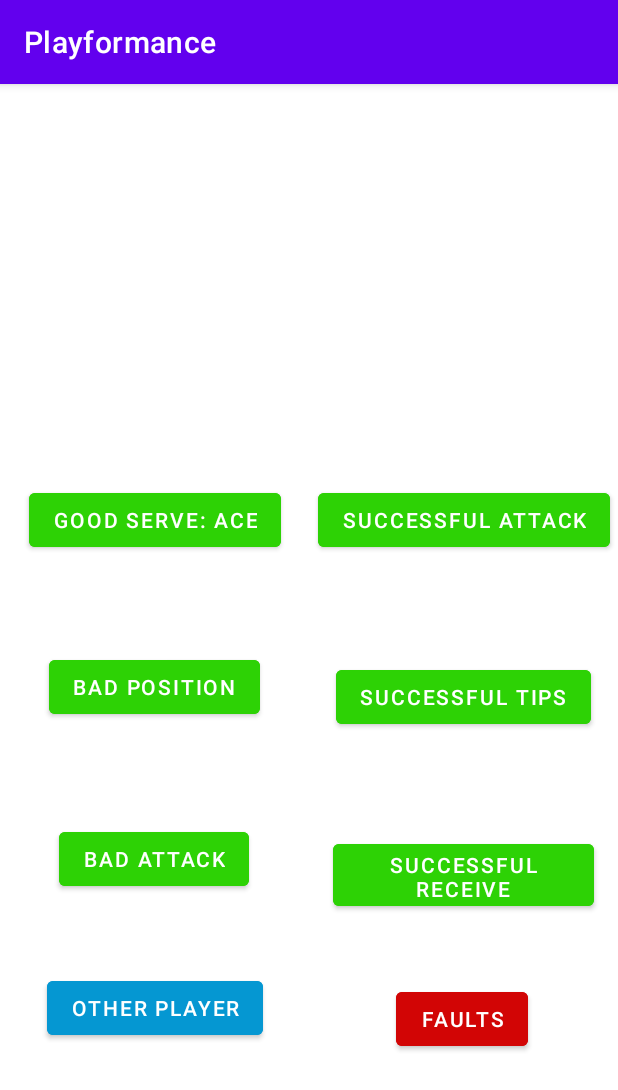
After one commit to evgmesh/playformance-android-app, an Android app: the WinsScreen screen opened directly, with no data from a screen before it, on a phone screen of 412 x 824 dp. The commit adds this screen. Shown: the top 1090 px of the screen. Run offline under Robolectric (Android 15) with nearby library versions, the phone set to English and light mode, and no system bars.

Commit message:
Added FaultsSreen, SelectionofPlayer, SelectActionforPlayer, WinsScreen, FaultsSreen
I dont know how to present Player ID ( box which is placed on the top of screen, in pptx, it is <Placeholder of a player> ) on layout

```diff
--- a/app/build.gradle
+++ b/app/build.gradle
@@ -31,7 +31,7 @@
 dependencies {
 
     implementation 'androidx.appcompat:appcompat:1.2.0'
-    implementation 'com.google.android.material:material:1.2.1'
+    implementation 'com.google.android.material:material:1.2.0-alpha02'
     implementation 'com.google.code.gson:gson:2.8.6'
     implementation 'androidx.constraintlayout:constraintlayout:2.0.4'
     testImplementation 'junit:junit:4.+'
--- a/app/src/main/AndroidManifest.xml
+++ b/app/src/main/AndroidManifest.xml
@@ -10,7 +10,11 @@
         android:roundIcon="@mipmap/ic_launcher_round"
         android:supportsRtl="true"
         android:theme="@style/Theme.Playformance">
-        <activity android:name=".DetailActivity"></activity>
+        <activity android:name=".WinsScreen"></activity>
+        <activity android:name=".FaultsSreen" />
+        <activity android:name=".ActivitySelectionForPlayer" />
+        <activity android:name=".SelectionofPlayer" />
+        <activity android:name=".DetailActivity" />
         <activity
             android:name=".SecondActivity"
             android:parentActivityName=".MainActivity" />
--- /dev/null
+++ b/app/src/main/java/fi/team7/playformance/WinsScreen.java
@@ -0,0 +1,14 @@
+package fi.team7.playformance;
+
+import androidx.appcompat.app.AppCompatActivity;
+
+import android.os.Bundle;
+
+public class WinsScreen extends AppCompatActivity {
+
+    @Override
+    protected void onCreate(Bundle savedInstanceState) {
+        super.onCreate(savedInstanceState);
+        setContentView(R.layout.activity_wins_screen);
+    }
+}
--- /dev/null
+++ b/app/src/main/res/layout/activity_wins_screen.xml
@@ -0,0 +1,137 @@
+<?xml version="1.0" encoding="utf-8"?>
+<androidx.constraintlayout.widget.ConstraintLayout xmlns:android="http://schemas.android.com/apk/res/android"
+    xmlns:app="http://schemas.android.com/apk/res-auto"
+    xmlns:tools="http://schemas.android.com/tools"
+    android:layout_width="match_parent"
+    android:layout_height="match_parent"
+    tools:context=".WinsScreen">
+
+    <androidx.constraintlayout.widget.Guideline
+        android:id="@+id/guideline16"
+        android:layout_width="wrap_content"
+        android:layout_height="wrap_content"
+        android:orientation="vertical"
+        app:layout_constraintGuide_percent="0.5"
+        app:layout_constraintGuide_begin="20dp" />
+
+    <androidx.constraintlayout.widget.Guideline
+        android:id="@+id/guideline17"
+        android:layout_width="wrap_content"
+        android:layout_height="wrap_content"
+        android:orientation="horizontal"
+        app:layout_constraintGuide_percent="0.3"
+        app:layout_constraintGuide_begin="20dp" />
+
+    <androidx.constraintlayout.widget.Guideline
+        android:id="@+id/guideline18"
+        android:layout_width="wrap_content"
+        android:layout_height="wrap_content"
+        android:orientation="horizontal"
+        app:layout_constraintGuide_percent="0.6"
+        app:layout_constraintGuide_begin="20dp" />
+
+    <androidx.constraintlayout.widget.Guideline
+        android:id="@+id/guideline19"
+        android:layout_width="wrap_content"
+        android:layout_height="wrap_content"
+        android:orientation="horizontal"
+        app:layout_constraintGuide_percent="0.9"
+        app:layout_constraintGuide_begin="20dp" />
+
+    <Button
+        android:id="@+id/button27"
+        android:layout_width="wrap_content"
+        android:layout_height="wrap_content"
+        android:layout_marginTop="36dp"
+        android:backgroundTint="#2DD205"
+        android:text="@string/W1"
+        app:layout_constraintEnd_toStartOf="@+id/guideline16"
+        app:layout_constraintHorizontal_bias="0.504"
+        app:layout_constraintStart_toStartOf="parent"
+        app:layout_constraintTop_toTopOf="@+id/guideline17" />
+
+    <Button
+        android:id="@+id/button28"
+        android:layout_width="wrap_content"
+        android:layout_height="wrap_content"
+        android:backgroundTint="#2DD205"
+        android:text="@string/F2"
+        app:layout_constraintBottom_toTopOf="@+id/guideline18"
+        app:layout_constraintEnd_toStartOf="@+id/guideline16"
+        app:layout_constraintHorizontal_bias="0.495"
+        app:layout_constraintStart_toStartOf="parent"
+        app:layout_constraintTop_toBottomOf="@+id/button27"
+        app:layout_constraintVertical_bias="0.643" />
+
+    <Button
+        android:id="@+id/button29"
+        android:layout_width="wrap_content"
+        android:layout_height="wrap_content"
+        android:layout_marginTop="32dp"
+        android:backgroundTint="#2DD205"
+        android:text="@string/F3"
+        app:layout_constraintEnd_toStartOf="@+id/guideline16"
+        app:layout_constraintHorizontal_bias="0.495"
+        app:layout_constraintStart_toStartOf="parent"
+        app:layout_constraintTop_toTopOf="@+id/guideline18" />
+
+    <Button
+        android:id="@+id/button30"
+        android:layout_width="wrap_content"
+        android:layout_height="wrap_content"
+        android:backgroundTint="#0597D2"
+        android:text="@string/OPLAYER"
+        app:layout_constraintBottom_toTopOf="@+id/guideline19"
+        app:layout_constraintEnd_toStartOf="@+id/guideline16"
+        app:layout_constraintStart_toStartOf="parent"
+        app:layout_constraintTop_toBottomOf="@+id/button29" />
+
+    <Button
+        android:id="@+id/button31"
+        android:layout_width="wrap_content"
+        android:layout_height="wrap_content"
+        android:layout_marginTop="36dp"
+        android:backgroundTint="#2DD205"
+        android:text="@string/W4"
+        app:layout_constraintEnd_toEndOf="parent"
+        app:layout_constraintStart_toStartOf="@+id/guideline16"
+        app:layout_constraintTop_toTopOf="@+id/guideline17" />
+
+    <Button
+        android:id="@+id/button32"
+        android:layout_width="wrap_content"
+        android:layout_height="wrap_content"
+        android:layout_marginBottom="28dp"
+        android:backgroundTint="#2DD205"
+        android:text="@string/W5"
+        app:layout_constraintBottom_toTopOf="@+id/guideline18"
+        app:layout_constraintEnd_toEndOf="parent"
+        app:layout_constraintStart_toStartOf="@+id/guideline16" />
+
+    <Button
+        android:id="@+id/button33"
+        android:layout_width="174dp"
+        android:layout_height="53dp"
+        android:layout_marginStart="16dp"
+        android:layout_marginTop="40dp"
+        android:backgroundTint="#2DD205"
+        android:text="@string/W6"
+        app:layout_constraintEnd_toEndOf="parent"
+        app:layout_constraintHorizontal_bias="0.0"
+        app:layout_constraintStart_toStartOf="@+id/guideline16"
+        app:layout_constraintTop_toTopOf="@+id/guideline18" />
+
+    <Button
+        android:id="@+id/button34"
+        android:layout_width="wrap_content"
+        android:layout_height="wrap_content"
+        android:layout_marginStart="20dp"
+        android:backgroundTint="#D20505"
+        android:text="@string/FAPLAYER"
+        app:layout_constraintBottom_toTopOf="@+id/guideline19"
+        app:layout_constraintEnd_toEndOf="parent"
+        app:layout_constraintHorizontal_bias="0.391"
+        app:layout_constraintStart_toStartOf="@+id/guideline16"
+        app:layout_constraintTop_toBottomOf="@+id/button33"
+        app:layout_constraintVertical_bias="0.505" />
+</androidx.constraintlayout.widget.ConstraintLayout>
--- a/app/src/main/res/values/strings.xml
+++ b/app/src/main/res/values/strings.xml
@@ -14,4 +14,36 @@
     <string name="inputPlNumber">Input Player Number</string>
     <string name="inputTeamName">Input Team Name</string>
     <string name="inputPlayer">Input player (First name, Last name)</string>
+    <string name="inputgamenumber">Input Game Number</string>
+    <string name="teamexisted">Team X</string>
+    <string name="ClicktoconfirmGN">OK</string>
+    <string name="ClicktoconfirmDate">OK</string>
+    <string name="select_date">Select Date</string>
+    <string name="SelectAPlayer">Please Select A Player</string>
+    <string name="Player1">Player 1</string>
+    <string name="Player2">Player 2</string>
+    <string name="Player3">Player 3</string>
+    <string name="Player4">Player 4</string>
+    <string name="Player5">Player 5</string>
+    <string name="Player6">Player 6</string>
+    <string name="EndGame">End of the game</string>
+    <string name="ChooseOptions">Please select action</string>
+    <string name="ActionWins">WINS</string>
+    <string name="ActionFault">FAULTS</string>
+    <string name="F1">BAD BLOCK</string>
+    <string name="F2">BAD POSITION</string>
+    <string name="F3">BAD ATTACK</string>
+    <string name="F4">MISS SERVE</string>
+    <string name="F5">EXTRA TOUCH</string>
+    <string name="F6">BAD RECEIVE</string>
+    <string name="OPLAYER">OTHER PLAYER</string>
+    <string name="WIPLAYERS">WINS</string>
+    <string name="W1">GOOD SERVE: ACE</string>
+    <string name="W2">SUCCESSFUL BLOCK</string>
+    <string name="W3">SUCCESSFUL SERVE TO PLAYER</string>
+    <string name="W4">SUCCESSFUL ATTACK</string>
+    <string name="W5">SUCCESSFUL TIPS</string>
+    <string name="W6">SUCCESSFUL RECEIVE</string>
+    <string name="FAPLAYER">FAULTS</string>
+
 </resources>
```
Also changed, not shown: app/src/main/java/fi/team7/playformance/ActivitySelectionForPlayer.java (added, +14 -0 lines), app/src/main/java/fi/team7/playformance/FaultsSreen.java (added, +14 -0 lines), app/src/main/java/fi/team7/playformance/SelectionofPlayer.java (added, +14 -0 lines), app/src/main/res/layout/activity_faults_sreen.xml (added, +138 -0 lines), app/src/main/res/layout/activity_selectexistedteam.xml (+19 -18 lines), app/src/main/res/layout/activity_selection_for_player.xml (added, +68 -0 lines), app/src/main/res/layout/activity_selectionof_player.xml (added, +121 -0 lines).
